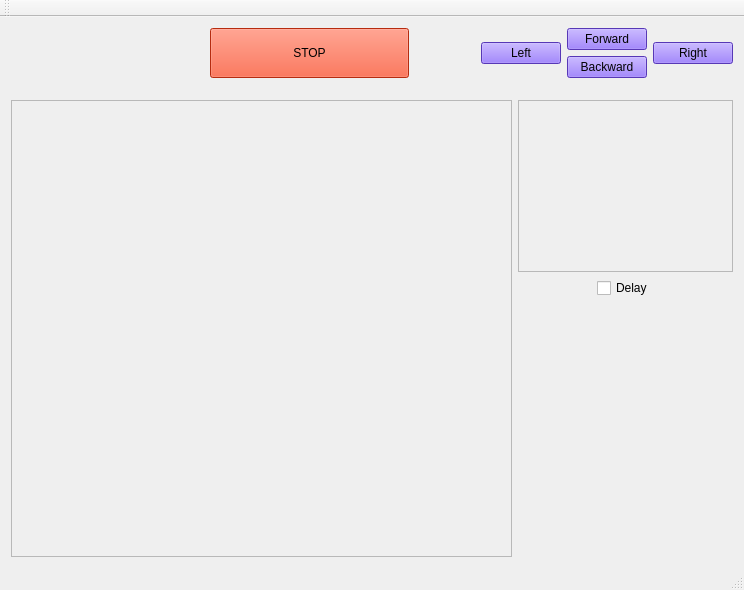
This is mainwindow.ui in lukasc552/CKobuki_HMI_2 as Qt 5 draws it before an edit. The edited form follows.
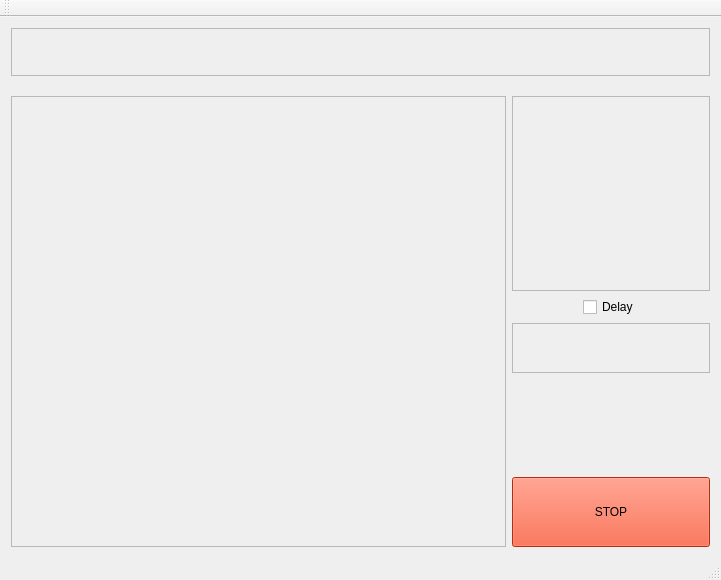
This is the edited form.

Patch:
```diff
--- a/mainwindow.ui
+++ b/mainwindow.ui
@@ -6,116 +6,37 @@
    <rect>
     <x>0</x>
     <y>0</y>
-    <width>744</width>
-    <height>590</height>
+    <width>721</width>
+    <height>580</height>
    </rect>
   </property>
   <property name="windowTitle">
    <string>MainWindow</string>
   </property>
   <widget class="QWidget" name="centralWidget">
+   <property name="minimumSize">
+    <size>
+     <width>640</width>
+     <height>480</height>
+    </size>
+   </property>
    <layout class="QGridLayout" name="gridLayout_2">
     <item row="0" column="0">
      <layout class="QGridLayout" name="gridLayout">
       <item row="0" column="0">
-       <layout class="QVBoxLayout" name="verticalLayout" stretch="15,3,85">
+       <layout class="QVBoxLayout" name="verticalLayout" stretch="10,3,95">
         <item>
-         <layout class="QHBoxLayout" name="horizontalLayout_2" stretch="30,30,10,30">
+         <layout class="QHBoxLayout" name="horizontalLayout_2">
           <item>
-           <spacer name="horizontalSpacer">
-            <property name="orientation">
-             <enum>Qt::Horizontal</enum>
+           <widget class="QFrame" name="message_frame">
+            <property name="frameShape">
+             <enum>QFrame::StyledPanel</enum>
             </property>
-            <property name="sizeHint" stdset="0">
-             <size>
-              <width>40</width>
-              <height>20</height>
-             </size>
-            </property>
-           </spacer>
-          </item>
-          <item>
-           <widget class="QPushButton" name="stop_button">
-            <property name="minimumSize">
-             <size>
-              <width>0</width>
-              <height>50</height>
-             </size>
-            </property>
-            <property name="styleSheet">
-             <string notr="true">background-color: rgb(255, 62, 23);
-color: rgb(0, 0, 0);</string>
-            </property>
-            <property name="text">
-             <string>STOP</string>
+            <property name="frameShadow">
+             <enum>QFrame::Raised</enum>
             </property>
            </widget>
           </item>
-          <item>
-           <spacer name="horizontalSpacer_2">
-            <property name="orientation">
-             <enum>Qt::Horizontal</enum>
-            </property>
-            <property name="sizeHint" stdset="0">
-             <size>
-              <width>40</width>
-              <height>20</height>
-             </size>
-            </property>
-           </spacer>
-          </item>
-          <item>
-           <layout class="QHBoxLayout" name="horizontalLayout_3">
-            <item>
-             <widget class="QPushButton" name="pushButton">
-              <property name="styleSheet">
-               <string notr="true">background-color: rgb(122, 78, 255);
-color: rgb(3, 3, 3);</string>
-              </property>
-              <property name="text">
-               <string>Left</string>
-              </property>
-             </widget>
-            </item>
-            <item>
-             <layout class="QVBoxLayout" name="verticalLayout_3">
-              <item>
-               <widget class="QPushButton" name="pushButton_4">
-                <property name="styleSheet">
-                 <string notr="true">background-color: rgb(122, 78, 255);
-color: rgb(3, 3, 3);</string>
-                </property>
-                <property name="text">
-                 <string>Forward</string>
-                </property>
-               </widget>
-              </item>
-              <item>
-               <widget class="QPushButton" name="pushButton_3">
-                <property name="styleSheet">
-                 <string notr="true">background-color: rgb(122, 78, 255);
-color: rgb(3, 3, 3);</string>
-                </property>
-                <property name="text">
-                 <string>Backward</string>
-                </property>
-               </widget>
-              </item>
-             </layout>
-            </item>
-            <item>
-             <widget class="QPushButton" name="pushButton_2">
-              <property name="styleSheet">
-               <string notr="true">background-color: rgb(122, 78, 255);
-color: rgb(3, 3, 3);</string>
-              </property>
-              <property name="text">
-               <string>Right</string>
-              </property>
-             </widget>
-            </item>
-           </layout>
-          </item>
          </layout>
         </item>
         <item>
@@ -132,7 +53,7 @@
          </spacer>
         </item>
         <item>
-         <layout class="QHBoxLayout" name="horizontalLayout" stretch="70,30">
+         <layout class="QHBoxLayout" name="horizontalLayout" stretch="75,30">
           <item>
            <layout class="QVBoxLayout" name="verticalLayout_5" stretch="95">
             <item>
@@ -148,9 +69,15 @@
            </layout>
           </item>
           <item>
-           <layout class="QVBoxLayout" name="verticalLayout_2" stretch="40,0,60">
+           <layout class="QVBoxLayout" name="verticalLayout_2" stretch="20,0,20,10,0">
             <item>
              <widget class="QFrame" name="camera_frame">
+              <property name="minimumSize">
+               <size>
+                <width>0</width>
+                <height>0</height>
+               </size>
+              </property>
               <property name="frameShape">
                <enum>QFrame::StyledPanel</enum>
               </property>
@@ -166,6 +93,22 @@
               </property>
              </widget>
             </item>
+            <item>
+             <widget class="QFrame" name="stop_frame">
+              <property name="maximumSize">
+               <size>
+                <width>16777215</width>
+                <height>50</height>
+               </size>
+              </property>
+              <property name="frameShape">
+               <enum>QFrame::StyledPanel</enum>
+              </property>
+              <property name="frameShadow">
+               <enum>QFrame::Raised</enum>
+              </property>
+             </widget>
+            </item>
             <item>
              <spacer name="verticalSpacer">
               <property name="orientation">
@@ -179,6 +122,23 @@
               </property>
              </spacer>
             </item>
+            <item>
+             <widget class="QPushButton" name="stop_button">
+              <property name="minimumSize">
+               <size>
+                <width>0</width>
+                <height>70</height>
+               </size>
+              </property>
+              <property name="styleSheet">
+               <string notr="true">background-color: rgb(255, 62, 23);
+color: rgb(0, 0, 0);</string>
+              </property>
+              <property name="text">
+               <string>STOP</string>
+              </property>
+             </widget>
+            </item>
            </layout>
           </item>
          </layout>
```
Left out of the diff: 2 changed lines with no effect on the pictures.
